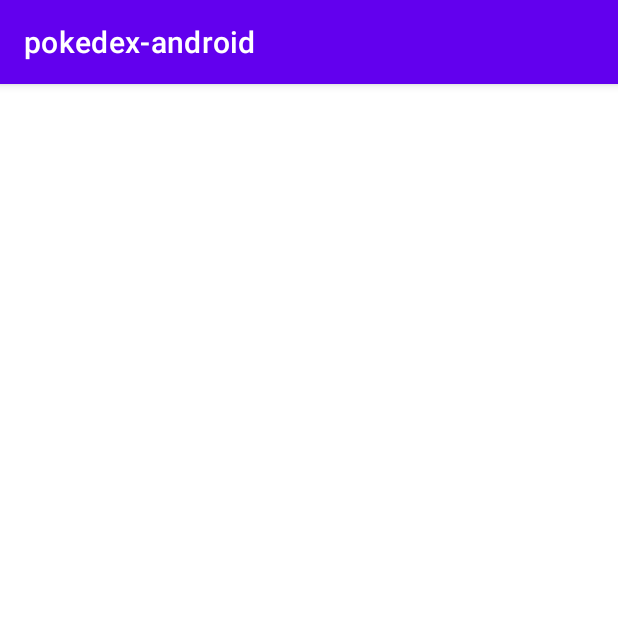
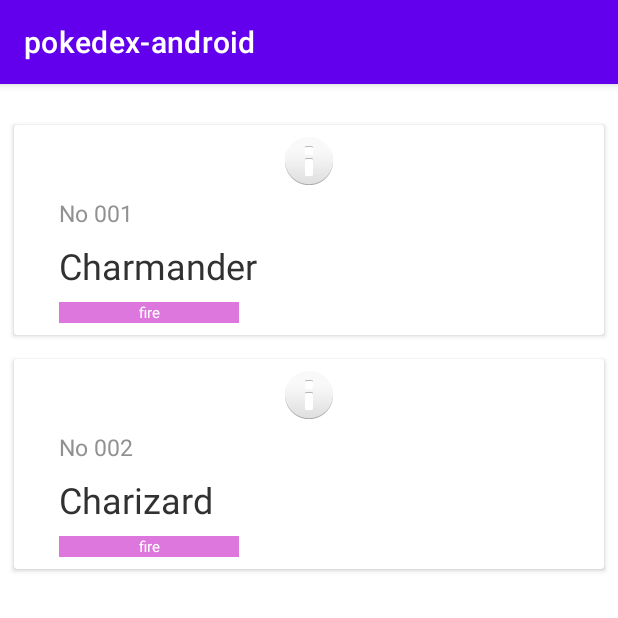
Before and after one commit to niltoneapontes/pokedex-android, an Android app: the screen it shows after launch (MainActivity), on a phone screen of 412 x 824 dp, the top half of it. Run offline under Robolectric (Android 15) with nearby library versions, the phone set to English and light mode, and no system bars.

Commit message:
feat: style item and main and create adapter login

```diff
--- a/app/src/main/AndroidManifest.xml
+++ b/app/src/main/AndroidManifest.xml
@@ -12,7 +12,7 @@
         android:theme="@style/Theme.Pokedexandroid"
         tools:targetApi="31">
         <activity
-            android:name=".MainActivity"
+            android:name=".view.MainActivity"
             android:exported="true">
             <intent-filter>
                 <action android:name="android.intent.action.MAIN" />
--- a/app/src/main/java/br/com/niltoneapontes/pokedex_android/MainActivity.kt
+++ /dev/null
@@ -1,11 +0,0 @@
-package br.com.niltoneapontes.pokedex_android
-
-import androidx.appcompat.app.AppCompatActivity
-import android.os.Bundle
-
-class MainActivity : AppCompatActivity() {
-    override fun onCreate(savedInstanceState: Bundle?) {
-        super.onCreate(savedInstanceState)
-        setContentView(R.layout.activity_main)
-    }
-}
--- /dev/null
+++ b/app/src/main/java/br/com/niltoneapontes/pokedex_android/api/PokemonRepository.kt
@@ -0,0 +1,4 @@
+package br.com.niltoneapontes.pokedex_android.api
+
+class PokemonRepository {
+}
--- /dev/null
+++ b/app/src/main/java/br/com/niltoneapontes/pokedex_android/domain/Pokemon.kt
@@ -0,0 +1,11 @@
+package br.com.niltoneapontes.pokedex_android.domain
+
+data class Pokemon(
+    val url: String,
+    val number: Int,
+    val name: String,
+    val types: List<PokemonType>
+) {
+
+    val formattedNumber = number.toString().padStart(3, '0')
+}
--- /dev/null
+++ b/app/src/main/java/br/com/niltoneapontes/pokedex_android/domain/PokemonType.kt
@@ -0,0 +1,5 @@
+package br.com.niltoneapontes.pokedex_android.domain
+
+data class PokemonType(
+    val name: String
+)
--- /dev/null
+++ b/app/src/main/java/br/com/niltoneapontes/pokedex_android/view/MainActivity.kt
@@ -0,0 +1,26 @@
+package br.com.niltoneapontes.pokedex_android.view
+
+import androidx.appcompat.app.AppCompatActivity
+import android.os.Bundle
+import androidx.recyclerview.widget.LinearLayoutManager
+import androidx.recyclerview.widget.RecyclerView
+import br.com.niltoneapontes.pokedex_android.R
+import br.com.niltoneapontes.pokedex_android.domain.Pokemon
+import br.com.niltoneapontes.pokedex_android.domain.PokemonType
+
+class MainActivity : AppCompatActivity() {
+    override fun onCreate(savedInstanceState: Bundle?) {
+        super.onCreate(savedInstanceState)
+        setContentView(R.layout.activity_main)
+
+        val pokemons = listOf(
+            Pokemon("https://assets.pokemon.com/assets/cms2/img/pokedex/full/004.png", 1, "Charmander", listOf(PokemonType("fire"))),
+            Pokemon("https://assets.pokemon.com/assets/cms2/img/pokedex/full/004.png", 2, "Charizard", listOf(PokemonType("fire")))
+        )
+
+        val recyclerView = findViewById<RecyclerView>(R.id.rvPokemons)
+        val layoutManager = LinearLayoutManager(this)
+        recyclerView.layoutManager = layoutManager
+        recyclerView.adapter = PokemonAdapter(pokemons)
+    }
+}
--- /dev/null
+++ b/app/src/main/java/br/com/niltoneapontes/pokedex_android/view/PokemonAdapter.kt
@@ -0,0 +1,56 @@
+package br.com.niltoneapontes.pokedex_android.view
+
+import android.annotation.SuppressLint
+import android.net.Uri
+import android.view.LayoutInflater
+import android.view.View
+import android.view.ViewGroup
+import android.widget.ImageView
+import android.widget.TextView
+import androidx.recyclerview.widget.RecyclerView
+import br.com.niltoneapontes.pokedex_android.R
+import br.com.niltoneapontes.pokedex_android.domain.Pokemon
+
+class PokemonAdapter(private val items: List<Pokemon>): RecyclerView.Adapter<PokemonAdapter.ViewHolder>() {
+    override fun onCreateViewHolder(parent: ViewGroup, viewType: Int): ViewHolder {
+        val view = LayoutInflater.from(parent.context).inflate(R.layout.pokemon_item, parent, false)
+        return ViewHolder(view)
+    }
+
+    override fun getItemCount() = items.size
+
+
+    override fun onBindViewHolder(holder: ViewHolder, position: Int) {
+        val item = items[position]
+
+        holder.bindView(item)
+    }
+
+    class ViewHolder(itemView: View) : RecyclerView.ViewHolder(itemView) {
+        @SuppressLint("SetTextI18n")
+        fun bindView(item: Pokemon) = with(itemView) {
+            val ivPokemon = findViewById<ImageView>(R.id.ivPokemon)
+            val tvNumber = findViewById<TextView>(R.id.tvNumber)
+            val tvName = findViewById<TextView>(R.id.tvName)
+            val tvType1 = findViewById<TextView>(R.id.tvType1)
+            val tvType2 = findViewById<TextView>(R.id.tvType2)
+
+            // TODO: Load image with Glide
+
+
+            tvNumber.text = "No ${item.formattedNumber}"
+            tvName.text = item.name
+            tvType1.text = item.types[0].name
+            if(item.types.size > 1) {
+                tvType2.visibility = View.VISIBLE
+                tvType2.text = item.types[1].name
+            } else {
+                tvType2.visibility = View.GONE
+            }
+
+        }
+
+    }
+
+
+}
--- a/app/src/main/res/layout/activity_main.xml
+++ b/app/src/main/res/layout/activity_main.xml
@@ -4,7 +4,7 @@
     xmlns:tools="http://schemas.android.com/tools"
     android:layout_width="match_parent"
     android:layout_height="match_parent"
-    tools:context=".MainActivity">
+    tools:context=".view.MainActivity">
 
     <androidx.recyclerview.widget.RecyclerView
         android:id="@+id/rvPokemons"
```
